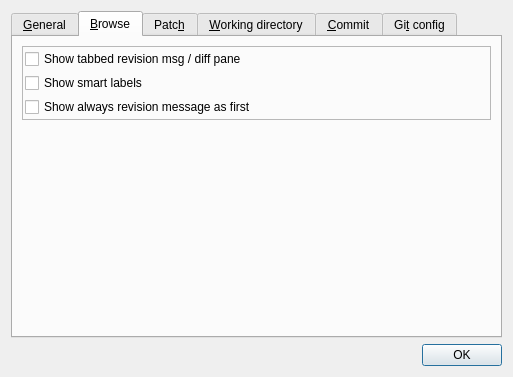
Above: src/settings.ui from tibirna/qgit before the change. Below: the same form after it.
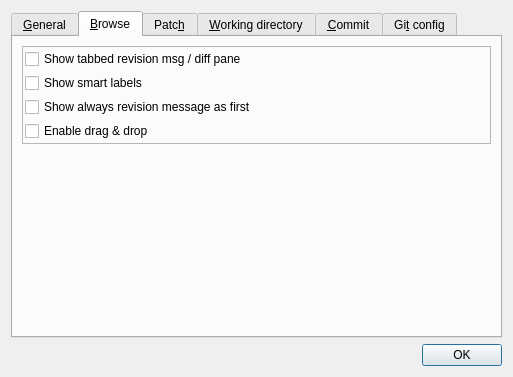
That is the form after the change. The open tabs and pages were chosen to show the change. Icons and pictures are not drawn.

Commit message: Make drag & drop functionality optional

```diff
--- a/src/settings.ui
+++ b/src/settings.ui
@@ -500,6 +500,16 @@
                 </property>
                </widget>
               </item>
+              <item>
+               <widget class="QCheckBox" name="checkBoxEnableDragnDrop">
+                <property name="toolTip">
+                 <string>Check to enable Git operations, etc. via drag &amp; drop</string>
+                </property>
+                <property name="text">
+                 <string>Enable drag &amp;&amp; drop</string>
+                </property>
+               </widget>
+              </item>
              </layout>
             </item>
            </layout>
```
Left out of the diff: 16 changed lines with no effect on the pictures. The commit also changes 9 other files.
